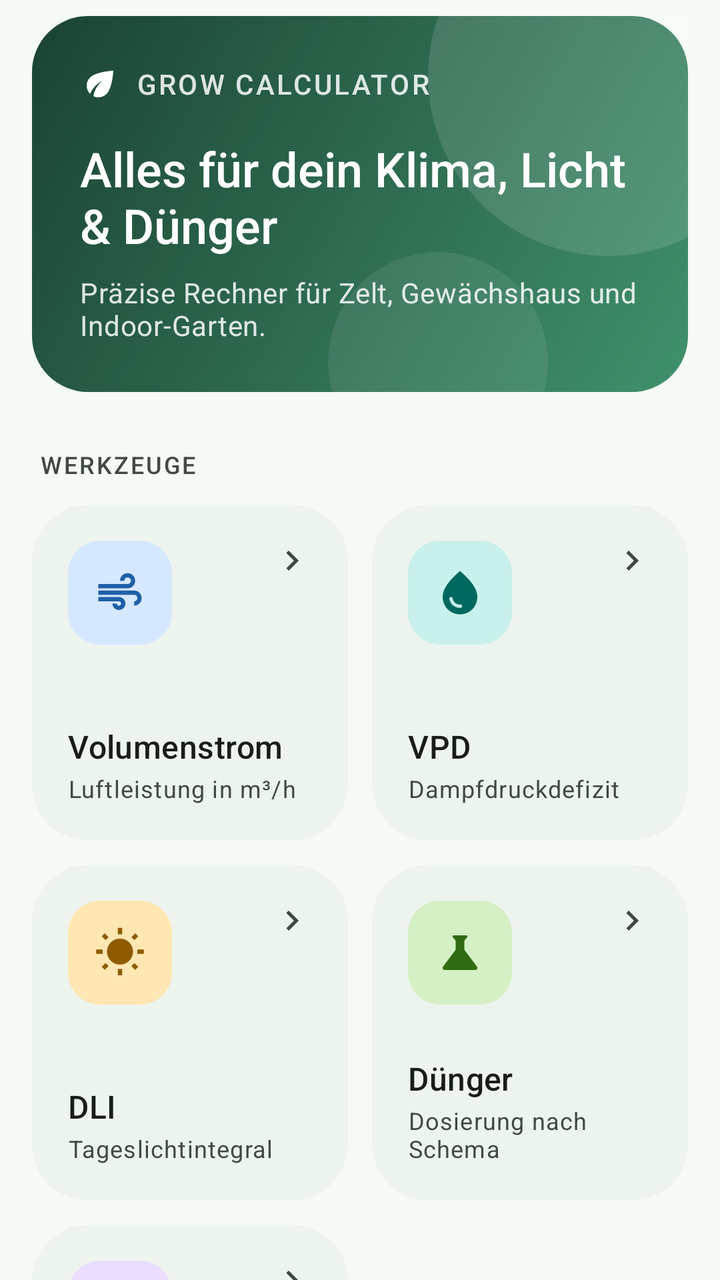
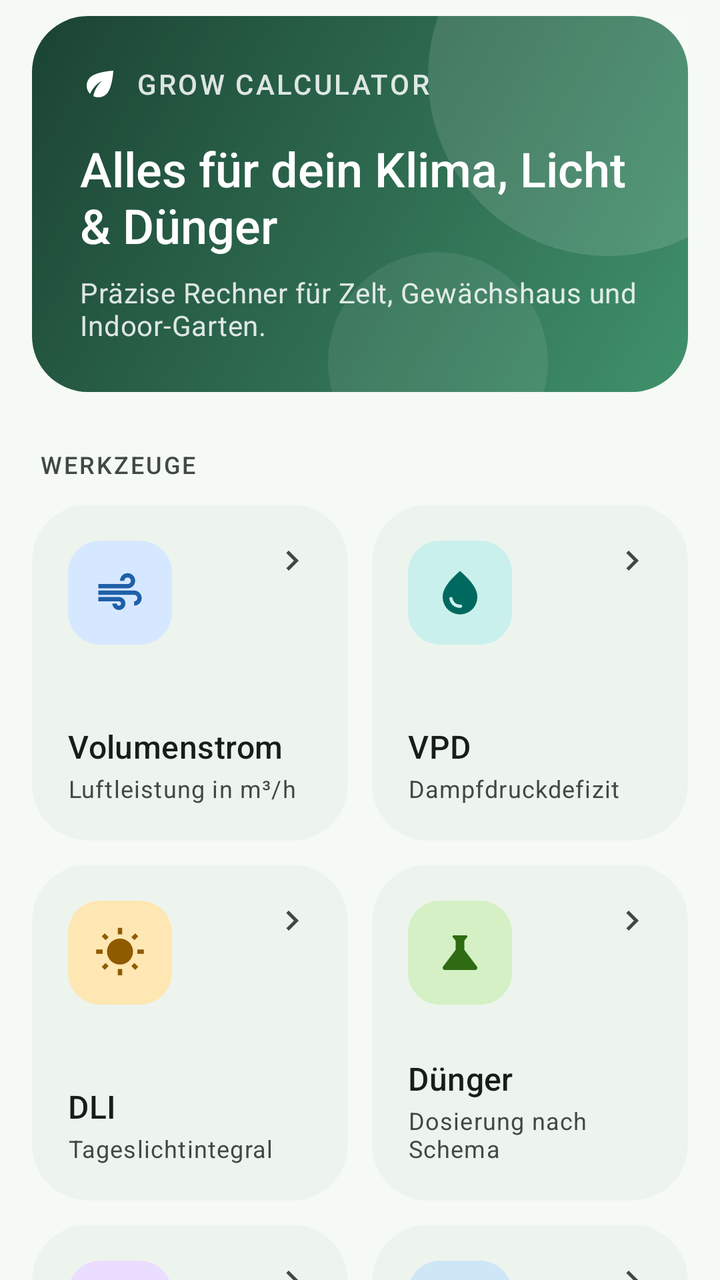

Before-and-after screenshots of an Android layout around one commit, followed by the original layout XML and the change that was made.
<!-- AndroidManifest.xml: application theme Theme.GrowCalc -->
<!-- res/layout/fragment_dashboard.xml -->
<?xml version="1.0" encoding="utf-8"?>
<androidx.core.widget.NestedScrollView xmlns:android="http://schemas.android.com/apk/res/android"
    xmlns:app="http://schemas.android.com/apk/res-auto"
    android:layout_width="match_parent"
    android:layout_height="match_parent"
    android:background="?attr/colorSurface"
    android:clipToPadding="false">

    <LinearLayout
        android:layout_width="match_parent"
        android:layout_height="wrap_content"
        android:orientation="vertical"
        android:paddingStart="16dp"
        android:paddingTop="8dp"
        android:paddingEnd="16dp"
        android:paddingBottom="32dp">

        
        <LinearLayout
            android:layout_width="match_parent"
            android:layout_height="wrap_content"
            android:background="@drawable/bg_hero"
            android:orientation="vertical"
            android:padding="24dp">

            <LinearLayout
                android:layout_width="wrap_content"
                android:layout_height="wrap_content"
                android:gravity="center_vertical"
                android:orientation="horizontal">

                <ImageView
                    android:layout_width="20dp"
                    android:layout_height="20dp"
                    android:importantForAccessibility="no"
                    android:src="@drawable/ic_leaf"
                    app:tint="@color/on_hero" />

                <TextView
                    android:layout_width="wrap_content"
                    android:layout_height="wrap_content"
                    android:layout_marginStart="8dp"
                    android:alpha="0.85"
                    android:letterSpacing="0.08"
                    android:text="@string/dashboard_hero_overline"
                    android:textAllCaps="true"
                    android:textAppearance="?attr/textAppearanceLabelLarge"
                    android:textColor="@color/on_hero" />
            </LinearLayout>

            <TextView
                android:layout_width="match_parent"
                android:layout_height="wrap_content"
                android:layout_marginTop="16dp"
                android:fontFamily="sans-serif-medium"
                android:text="@string/dashboard_hero_title"
                android:textAppearance="?attr/textAppearanceHeadlineSmall"
                android:textColor="@color/on_hero" />

            <TextView
                android:layout_width="match_parent"
                android:layout_height="wrap_content"
                android:layout_marginTop="8dp"
                android:alpha="0.85"
                android:text="@string/dashboard_hero_subtitle"
                android:textAppearance="?attr/textAppearanceBodyMedium"
                android:textColor="@color/on_hero" />
        </LinearLayout>

        <TextView
            android:layout_width="wrap_content"
            android:layout_height="wrap_content"
            android:layout_marginStart="4dp"
            android:layout_marginTop="28dp"
            android:layout_marginBottom="12dp"
            android:text="@string/dashboard_section_tools"
            android:textAppearance="@style/TextAppearance.Grow.Overline" />

        
        <LinearLayout
            android:layout_width="match_parent"
            android:layout_height="wrap_content"
            android:baselineAligned="false"
            android:orientation="horizontal">

            <com.google.android.material.card.MaterialCardView
                android:id="@+id/cardVolumenstrom"
                style="@style/Widget.Grow.Card.Tile"
                android:layout_width="0dp"
                android:layout_height="wrap_content"
                android:layout_marginEnd="6dp"
                android:layout_weight="1"
                android:clickable="true"
                android:focusable="true">

                <LinearLayout
                    android:layout_width="match_parent"
                    android:layout_height="wrap_content"
                    android:minHeight="168dp"
                    android:orientation="vertical"
                    android:padding="18dp">

                    <LinearLayout
                        android:layout_width="match_parent"
                        android:layout_height="wrap_content"
                        android:orientation="horizontal">

                        <ImageView
                            style="@style/Grow.IconBadge"
                            android:backgroundTint="@color/accent_air_bg"
                            android:src="@drawable/ic_tool_air"
                            app:tint="@color/accent_air" />

                        <Space
                            android:layout_width="0dp"
                            android:layout_height="0dp"
                            android:layout_weight="1" />

                        <ImageView
                            android:layout_width="20dp"
                            android:layout_height="20dp"
                            android:importantForAccessibility="no"
                            android:src="@drawable/ic_chevron_right"
                            app:tint="?attr/colorOnSurfaceVariant" />
                    </LinearLayout>

                    <Space
                        android:layout_width="match_parent"
                        android:layout_height="0dp"
                        android:layout_weight="1"
                        android:minHeight="20dp" />

                    <TextView
                        android:layout_width="wrap_content"
                        android:layout_height="wrap_content"
                        android:text="@string/tile_vol_title"
                        android:textAppearance="@style/TextAppearance.Grow.SectionTitle" />

                    <TextView
                        android:layout_width="wrap_content"
                        android:layout_height="wrap_content"
                        android:layout_marginTop="2dp"
                        android:text="@string/tile_vol_desc"
                        android:textAppearance="?attr/textAppearanceBodySmall"
                        android:textColor="?attr/colorOnSurfaceVariant" />
                </LinearLayout>
            </com.google.android.material.card.MaterialCardView>

            <com.google.android.material.card.MaterialCardView
                android:id="@+id/cardVpd"
                style="@style/Widget.Grow.Card.Tile"
                android:layout_width="0dp"
                android:layout_height="wrap_content"
                android:layout_marginStart="6dp"
                android:layout_weight="1"
                android:clickable="true"
                android:focusable="true">

                <LinearLayout
                    android:layout_width="match_parent"
                    android:layout_height="wrap_content"
                    android:minHeight="168dp"
                    android:orientation="vertical"
                    android:padding="18dp">

                    <LinearLayout
                        android:layout_width="match_parent"
                        android:layout_height="wrap_content"
                        android:orientation="horizontal">

                        <ImageView
                            style="@style/Grow.IconBadge"
                            android:backgroundTint="@color/accent_vpd_bg"
                            android:src="@drawable/ic_tool_vpd"
                            app:tint="@color/accent_vpd" />

                        <Space
                            android:layout_width="0dp"
                            android:layout_height="0dp"
                            android:layout_weight="1" />

                        <ImageView
                            android:layout_width="20dp"
                            android:layout_height="20dp"
                            android:importantForAccessibility="no"
                            android:src="@drawable/ic_chevron_right"
                            app:tint="?attr/colorOnSurfaceVariant" />
                    </LinearLayout>

                    <Space
                        android:layout_width="match_parent"
                        android:layout_height="0dp"
                        android:layout_weight="1"
                        android:minHeight="20dp" />

                    <TextView
                        android:layout_width="wrap_content"
                        android:layout_height="wrap_content"
                        android:text="@string/tile_vpd_title"
                        android:textAppearance="@style/TextAppearance.Grow.SectionTitle" />

                    <TextView
                        android:layout_width="wrap_content"
                        android:layout_height="wrap_content"
                        android:layout_marginTop="2dp"
                        android:text="@string/tile_vpd_desc"
                        android:textAppearance="?attr/textAppearanceBodySmall"
                        android:textColor="?attr/colorOnSurfaceVariant" />
                </LinearLayout>
            </com.google.android.material.card.MaterialCardView>
        </LinearLayout>

        
        <LinearLayout
            android:layout_width="match_parent"
            android:layout_height="wrap_content"
            android:layout_marginTop="12dp"
            android:baselineAligned="false"
            android:orientation="horizontal">

            <com.google.android.material.card.MaterialCardView
                android:id="@+id/cardDli"
                style="@style/Widget.Grow.Card.Tile"
                android:layout_width="0dp"
                android:layout_height="wrap_content"
                android:layout_marginEnd="6dp"
                android:layout_weight="1"
                android:clickable="true"
                android:focusable="true">

                <LinearLayout
                    android:layout_width="match_parent"
                    android:layout_height="wrap_content"
                    android:minHeight="168dp"
                    android:orientation="vertical"
                    android:padding="18dp">

                    <LinearLayout
                        android:layout_width="match_parent"
                        android:layout_height="wrap_content"
                        android:orientation="horizontal">

                        <ImageView
                            style="@style/Grow.IconBadge"
                            android:backgroundTint="@color/accent_dli_bg"
                            android:src="@drawable/ic_tool_dli"
                            app:tint="@color/accent_dli" />

                        <Space
                            android:layout_width="0dp"
                            android:layout_height="0dp"
                            android:layout_weight="1" />

                        <ImageView
                            android:layout_width="20dp"
                            android:layout_height="20dp"
                            android:importantForAccessibility="no"
                            android:src="@drawable/ic_chevron_right"
                            app:tint="?attr/colorOnSurfaceVariant" />
                    </LinearLayout>

                    <Space
                        android:layout_width="match_parent"
                        android:layout_height="0dp"
                        android:layout_weight="1"
                        android:minHeight="20dp" />

                    <TextView
                        android:layout_width="wrap_content"
                        android:layout_height="wrap_content"
                        android:text="@string/tile_dli_title"
                        android:textAppearance="@style/TextAppearance.Grow.SectionTitle" />

                    <TextView
                        android:layout_width="wrap_content"
                        android:layout_height="wrap_content"
                        android:layout_marginTop="2dp"
                        android:text="@string/tile_dli_desc"
                        android:textAppearance="?attr/textAppearanceBodySmall"
                        android:textColor="?attr/colorOnSurfaceVariant" />
                </LinearLayout>
            </com.google.android.material.card.MaterialCardView>

            <com.google.android.material.card.MaterialCardView
                android:id="@+id/cardNutrient"
                style="@style/Widget.Grow.Card.Tile"
                android:layout_width="0dp"
                android:layout_height="wrap_content"
                android:layout_marginStart="6dp"
                android:layout_weight="1"
                android:clickable="true"
                android:focusable="true">

                <LinearLayout
                    android:layout_width="match_parent"
                    android:layout_height="wrap_content"
                    android:minHeight="168dp"
                    android:orientation="vertical"
                    android:padding="18dp">

                    <LinearLayout
                        android:layout_width="match_parent"
                        android:layout_height="wrap_content"
                        android:orientation="horizontal">

                        <ImageView
                            style="@style/Grow.IconBadge"
                            android:backgroundTint="@color/accent_nutrient_bg"
                            android:src="@drawable/ic_tool_nutrient"
                            app:tint="@color/accent_nutrient" />

                        <Space
                            android:layout_width="0dp"
                            android:layout_height="0dp"
                            android:layout_weight="1" />

                        <ImageView
                            android:layout_width="20dp"
                            android:layout_height="20dp"
                            android:importantForAccessibility="no"
                            android:src="@drawable/ic_chevron_right"
                            app:tint="?attr/colorOnSurfaceVariant" />
                    </LinearLayout>

                    <Space
                        android:layout_width="match_parent"
                        android:layout_height="0dp"
                        android:layout_weight="1"
                        android:minHeight="20dp" />

                    <TextView
                        android:layout_width="wrap_content"
                        android:layout_height="wrap_content"
                        android:text="@string/tile_nutrient_title"
                        android:textAppearance="@style/TextAppearance.Grow.SectionTitle" />

                    <TextView
                        android:layout_width="wrap_content"
                        android:layout_height="wrap_content"
                        android:layout_marginTop="2dp"
                        android:text="@string/tile_nutrient_desc"
                        android:textAppearance="?attr/textAppearanceBodySmall"
                        android:textColor="?attr/colorOnSurfaceVariant" />
                </LinearLayout>
            </com.google.android.material.card.MaterialCardView>
        </LinearLayout>

        
        <LinearLayout
            android:layout_width="match_parent"
            android:layout_height="wrap_content"
            android:layout_marginTop="12dp"
            android:baselineAligned="false"
            android:orientation="horizontal">

            <com.google.android.material.card.MaterialCardView
                android:id="@+id/cardPpfd"
                style="@style/Widget.Grow.Card.Tile"
                android:layout_width="0dp"
                android:layout_height="wrap_content"
                android:layout_marginEnd="6dp"
                android:layout_weight="1"
                android:clickable="true"
                android:focusable="true">

                <LinearLayout
                    android:layout_width="match_parent"
                    android:layout_height="wrap_content"
                    android:minHeight="168dp"
                    android:orientation="vertical"
                    android:padding="18dp">

                    <LinearLayout
                        android:layout_width="match_parent"
                        android:layout_height="wrap_content"
                        android:orientation="horizontal">

                        <ImageView
                            style="@style/Grow.IconBadge"
                            android:backgroundTint="@color/accent_ppfd_bg"
                            android:src="@drawable/ic_tool_ppfd"
                            app:tint="@color/accent_ppfd" />

                        <Space
                            android:layout_width="0dp"
                            android:layout_height="0dp"
                            android:layout_weight="1" />

                        <ImageView
                            android:layout_width="20dp"
                            android:layout_height="20dp"
                            android:importantForAccessibility="no"
                            android:src="@drawable/ic_chevron_right"
                            app:tint="?attr/colorOnSurfaceVariant" />
                    </LinearLayout>

                    <Space
                        android:layout_width="match_parent"
                        android:layout_height="0dp"
                        android:layout_weight="1"
                        android:minHeight="20dp" />

                    <TextView
                        android:layout_width="wrap_content"
                        android:layout_height="wrap_content"
                        android:text="@string/tile_ppfd_title"
                        android:textAppearance="@style/TextAppearance.Grow.SectionTitle" />

                    <TextView
                        android:layout_width="wrap_content"
                        android:layout_height="wrap_content"
                        android:layout_marginTop="2dp"
                        android:text="@string/tile_ppfd_desc"
                        android:textAppearance="?attr/textAppearanceBodySmall"
                        android:textColor="?attr/colorOnSurfaceVariant" />
                </LinearLayout>
            </com.google.android.material.card.MaterialCardView>

            <Space
                android:layout_width="0dp"
                android:layout_height="0dp"
                android:layout_marginStart="6dp"
                android:layout_weight="1" />
        </LinearLayout>

        
        <com.google.android.material.card.MaterialCardView
            style="@style/Widget.Material3.CardView.Outlined"
            android:layout_width="match_parent"
            android:layout_height="wrap_content"
            android:layout_marginTop="20dp"
            app:cardBackgroundColor="?attr/colorSurface"
            app:cardCornerRadius="20dp"
            app:strokeColor="?attr/colorOutlineVariant">

            <LinearLayout
                android:layout_width="match_parent"
                android:layout_height="wrap_content"
                android:gravity="center_vertical"
                android:orientation="horizontal"
                android:padding="16dp">

                <ImageView
                    android:layout_width="24dp"
                    android:layout_height="24dp"
                    android:importantForAccessibility="no"
                    android:src="@drawable/ic_info"
                    app:tint="?attr/colorTertiary" />

                <TextView
                    android:layout_width="0dp"
                    android:layout_height="wrap_content"
                    android:layout_marginStart="14dp"
                    android:layout_weight="1"
                    android:text="@string/dashboard_tip_text"
                    android:textAppearance="?attr/textAppearanceBodySmall"
                    android:textColor="?attr/colorOnSurfaceVariant" />
            </LinearLayout>
        </com.google.android.material.card.MaterialCardView>

    </LinearLayout>
</androidx.core.widget.NestedScrollView>
<!-- resources referenced by this layout -->
<resources>
  <color name="accent_air">#1E5FA8</color>
  <color name="accent_air_bg">#D6E8FF</color>
  <color name="accent_dli">#8F5B00</color>
  <color name="accent_dli_bg">#FFE7B3</color>
  <color name="accent_nutrient">#2F6B12</color>
  <color name="accent_nutrient_bg">#D4F0C4</color>
  <color name="accent_ppfd">#5B3E96</color>
  <color name="accent_ppfd_bg">#EADDFF</color>
  <color name="accent_vpd">#00695F</color>
  <color name="accent_vpd_bg">#C9F0EC</color>
  <color name="on_hero">#FFFFFF</color>
  <string name="dashboard_hero_overline">Grow Calculator</string>
  <string name="dashboard_hero_subtitle">Präzise Rechner für Zelt, Gewächshaus und Indoor-Garten.</string>
  <string name="dashboard_hero_title">Alles für dein Klima, Licht &amp; Dünger</string>
  <string name="dashboard_section_tools">Werkzeuge</string>
  <string name="dashboard_tip_text">Kommazahlen kannst du mit Punkt oder Komma eingeben – beides funktioniert.</string>
  <string name="tile_dli_desc">Tageslichtintegral</string>
  <string name="tile_dli_title">DLI</string>
  <string name="tile_nutrient_desc">Dosierung nach Schema</string>
  <string name="tile_nutrient_title">Dünger</string>
  <string name="tile_ppfd_desc">Licht messen</string>
  <string name="tile_ppfd_title">PPFD</string>
  <string name="tile_vol_desc">Luftleistung in m³/h</string>
  <string name="tile_vol_title">Volumenstrom</string>
  <string name="tile_vpd_desc">Dampfdruckdefizit</string>
  <string name="tile_vpd_title">VPD</string>
  <style name="TextAppearance.Grow.SectionTitle" parent="TextAppearance.Material3.TitleMedium">
          <item name="android:textColor">?attr/colorOnSurface</item>
          <item name="fontFamily">sans-serif-medium</item>
      </style>
  <style name="Widget.Grow.Card.Tile" parent="Widget.Material3.CardView.Filled">
          <item name="cardCornerRadius">28dp</item>
          <item name="cardElevation">0dp</item>
          <item name="cardBackgroundColor">?attr/colorSurfaceContainerLow</item>
      </style>
  <color name="hero_end">#40916C</color>
  <color name="hero_start">#1B4332</color>
  <color name="primary_green">#2D6A4F</color>
  <color name="on_primary_green">#FFFFFF</color>
  <color name="primary_container_green">#B7EBCB</color>
  <color name="on_primary_container_green">#00210F</color>
  <color name="secondary_grey">#4E6356</color>
  <color name="on_secondary_grey">#FFFFFF</color>
  <color name="secondary_container_grey">#D1E8D7</color>
  <color name="on_secondary_container_grey">#0B1F14</color>
  <color name="tertiary_earth">#8A5A2B</color>
  <color name="on_tertiary_earth">#FFFFFF</color>
  <color name="tertiary_container_earth">#FFDCBF</color>
  <color name="on_tertiary_container_earth">#2E1600</color>
  <color name="surface_grey">#F5FAF5</color>
  <color name="on_surface_grey">#171D19</color>
  <color name="surface_variant">#DCE5DC</color>
  <color name="on_surface_variant">#404943</color>
  <color name="outline_grey">#707972</color>
  <color name="outline_variant">#C0C9C1</color>
  <color name="surface_container_lowest">#FFFFFF</color>
  <color name="surface_container_low">#EDF4EE</color>
  <color name="surface_container">#E9EFE9</color>
  <color name="surface_container_high">#E4EAE4</color>
  <color name="surface_container_highest">#DEE4DE</color>
  <!-- unchanged entries left out for length: 15 -->
</resources>

<!-- the commit's change to res/layout/fragment_dashboard.xml (unified diff, before → after) -->
@@ -416,11 +416,68 @@
                 </LinearLayout>
             </com.google.android.material.card.MaterialCardView>
 
-            <Space
+            <com.google.android.material.card.MaterialCardView
+                android:id="@+id/cardIrrigation"
+                style="@style/Widget.Grow.Card.Tile"
                 android:layout_width="0dp"
-                android:layout_height="0dp"
+                android:layout_height="wrap_content"
                 android:layout_marginStart="6dp"
-                android:layout_weight="1" />
+                android:layout_weight="1"
+                android:clickable="true"
+                android:focusable="true">
+
+                <LinearLayout
+                    android:layout_width="match_parent"
+                    android:layout_height="wrap_content"
+                    android:minHeight="168dp"
+                    android:orientation="vertical"
+                    android:padding="18dp">
+
+                    <LinearLayout
+                        android:layout_width="match_parent"
+                        android:layout_height="wrap_content"
+                        android:orientation="horizontal">
+
+                        <ImageView
+                            style="@style/Grow.IconBadge"
+                            android:backgroundTint="@color/accent_water_bg"
+                            android:src="@drawable/ic_tool_water"
+                            app:tint="@color/accent_water" />
+
+                        <Space
+                            android:layout_width="0dp"
+                            android:layout_height="0dp"
+                            android:layout_weight="1" />
+
+                        <ImageView
+                            android:layout_width="20dp"
+                            android:layout_height="20dp"
+                            android:importantForAccessibility="no"
+                            android:src="@drawable/ic_chevron_right"
+                            app:tint="?attr/colorOnSurfaceVariant" />
+                    </LinearLayout>
+
+                    <Space
+                        android:layout_width="match_parent"
+                        android:layout_height="0dp"
+                        android:layout_weight="1"
+                        android:minHeight="20dp" />
+
+                    <TextView
+                        android:layout_width="wrap_content"
+                        android:layout_height="wrap_content"
+                        android:text="@string/tile_irrigation_title"
+                        android:textAppearance="@style/TextAppearance.Grow.SectionTitle" />
+
+                    <TextView
+                        android:layout_width="wrap_content"
+                        android:layout_height="wrap_content"
+                        android:layout_marginTop="2dp"
+                        android:text="@string/tile_irrigation_desc"
+                        android:textAppearance="?attr/textAppearanceBodySmall"
+                        android:textColor="?attr/colorOnSurfaceVariant" />
+                </LinearLayout>
+            </com.google.android.material.card.MaterialCardView>
         </LinearLayout>
 
         
<!-- resource entries referenced after the edit -->
@@ -10,7 +10,19 @@
   <color name="accent_ppfd_bg">#EADDFF</color>
   <color name="accent_vpd">#00695F</color>
   <color name="accent_vpd_bg">#C9F0EC</color>
+  <color name="accent_water">#0B5C8A</color>
+  <color name="accent_water_bg">#CFE6F7</color>
   <color name="on_hero">#FFFFFF</color>
+  <!-- drawable ic_tool_water (drawable) -->
+  <vector xmlns:android="http://schemas.android.com/apk/res/android"
+      android:width="24dp"
+      android:height="24dp"
+      android:viewportWidth="24"
+      android:viewportHeight="24">
+      <path
+          android:fillColor="@android:color/white"
+          android:pathData="M2,3h20v3H2zM7,6h2v2.5H7zM15,6h2v2.5h-2zM8,10l2.6,4.2a2.6,2.6 0,1 1,-5.2 0zM16,13l2.6,4.2a2.6,2.6 0,1 1,-5.2 0z" />
+  </vector>
   <string name="dashboard_hero_overline">Grow Calculator</string>
   <string name="dashboard_hero_subtitle">Präzise Rechner für Zelt, Gewächshaus und Indoor-Garten.</string>
   <string name="dashboard_hero_title">Alles für dein Klima, Licht &amp; Dünger</string>
@@ -18,6 +30,8 @@
   <string name="dashboard_tip_text">Kommazahlen kannst du mit Punkt oder Komma eingeben – beides funktioniert.</string>
   <string name="tile_dli_desc">Tageslichtintegral</string>
   <string name="tile_dli_title">DLI</string>
+  <string name="tile_irrigation_desc">Tropfer &amp; Laufzeit</string>
+  <string name="tile_irrigation_title">Bewässerung</string>
   <string name="tile_nutrient_desc">Dosierung nach Schema</string>
   <string name="tile_nutrient_title">Dünger</string>
   <string name="tile_ppfd_desc">Licht messen</string>
